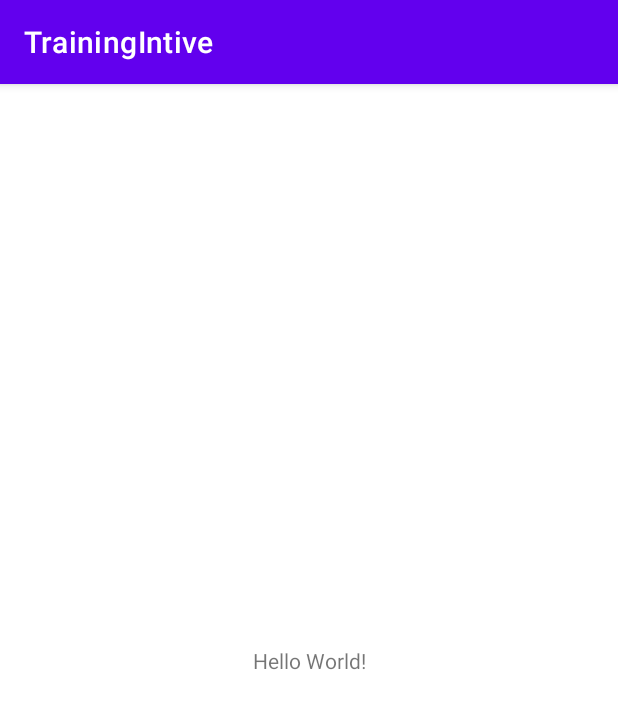
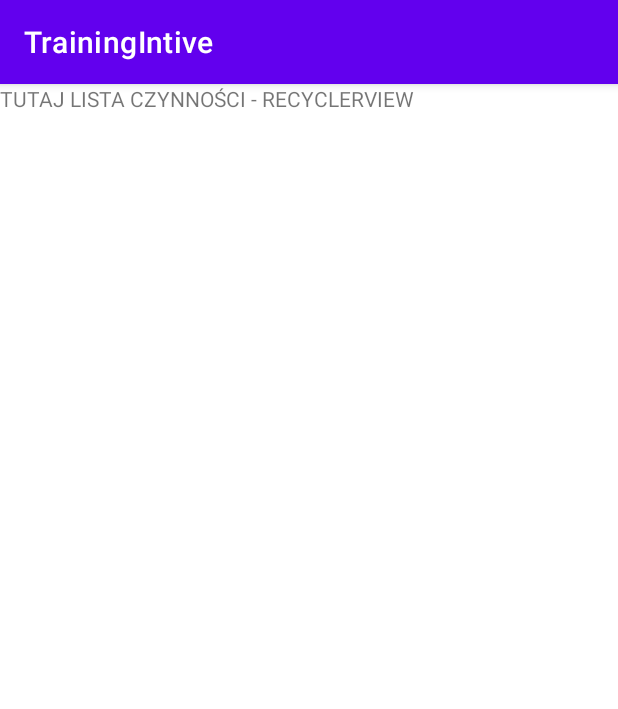
Before and after one commit to bartek977/TrainingIntive, an Android app: the screen it shows after launch (MainActivity), on a phone screen of 412 x 824 dp. Shown: the top 709 px of the screen. Run offline under Robolectric (Android 15) with nearby library versions, the phone set to English and light mode, and no system bars.

Commit message:
add fragment navigation (#2)
add fragment navigation

```diff
--- a/app/build.gradle
+++ b/app/build.gradle
@@ -32,6 +32,10 @@ android {
     }
 }
 
+ext {
+    nav_version = "2.3.5"
+}
+
 dependencies {
 
     implementation "org.jetbrains.kotlin:kotlin-stdlib:$kotlin_version"
@@ -39,6 +43,10 @@ dependencies {
     implementation 'androidx.appcompat:appcompat:1.2.0'
     implementation 'com.google.android.material:material:1.2.1'
     implementation 'androidx.constraintlayout:constraintlayout:2.0.1'
+
+    implementation "androidx.navigation:navigation-fragment-ktx:$nav_version"
+    implementation "androidx.navigation:navigation-ui-ktx:$nav_version"
+
     testImplementation 'junit:junit:4.+'
     androidTestImplementation 'androidx.test.ext:junit:1.1.2'
     androidTestImplementation 'androidx.test.espresso:espresso-core:3.3.0'
--- /dev/null
+++ b/app/src/main/java/com/example/trainingintive/ui/ActivitiesFragment.kt
@@ -0,0 +1,22 @@
+package com.example.trainingintive.ui
+
+import android.os.Bundle
+import androidx.fragment.app.Fragment
+import android.view.LayoutInflater
+import android.view.View
+import android.view.ViewGroup
+import com.example.trainingintive.R
+
+class ActivitiesFragment : Fragment() {
+
+    override fun onCreate(savedInstanceState: Bundle?) {
+        super.onCreate(savedInstanceState)
+    }
+
+    override fun onCreateView(
+        inflater: LayoutInflater,
+        container: ViewGroup?,
+        savedInstanceState: Bundle?
+    ): View? = inflater.inflate(R.layout.fragment_activities, container, false)
+
+}
--- a/app/src/main/res/layout/activity_main.xml
+++ b/app/src/main/res/layout/activity_main.xml
@@ -6,13 +6,16 @@
     android:layout_height="match_parent"
     tools:context=".MainActivity">
 
-    <TextView
-        android:layout_width="wrap_content"
-        android:layout_height="wrap_content"
-        android:text="Hello World!"
-        app:layout_constraintBottom_toBottomOf="parent"
+    <androidx.fragment.app.FragmentContainerView
+        android:id="@+id/nav_host_fragment"
+        android:name="androidx.navigation.fragment.NavHostFragment"
+        android:layout_width="0dp"
+        android:layout_height="0dp"
         app:layout_constraintLeft_toLeftOf="parent"
         app:layout_constraintRight_toRightOf="parent"
-        app:layout_constraintTop_toTopOf="parent" />
+        app:layout_constraintTop_toTopOf="parent"
+        app:layout_constraintBottom_toBottomOf="parent"
+        app:defaultNavHost="true"
+        app:navGraph="@navigation/main_nav_graph" />
 
 </androidx.constraintlayout.widget.ConstraintLayout>
--- /dev/null
+++ b/app/src/main/res/layout/fragment_activities.xml
@@ -0,0 +1,13 @@
+<?xml version="1.0" encoding="utf-8"?>
+<androidx.constraintlayout.widget.ConstraintLayout xmlns:android="http://schemas.android.com/apk/res/android"
+    xmlns:tools="http://schemas.android.com/tools"
+    android:layout_width="match_parent"
+    android:layout_height="match_parent"
+    tools:context=".ui.ActivitiesFragment">
+
+    <TextView
+        android:layout_width="match_parent"
+        android:layout_height="match_parent"
+        android:text="TUTAJ LISTA CZYNNOŚCI - RECYCLERVIEW" />
+
+</androidx.constraintlayout.widget.ConstraintLayout>
--- /dev/null
+++ b/app/src/main/res/navigation/main_nav_graph.xml
@@ -0,0 +1,13 @@
+<?xml version="1.0" encoding="utf-8"?>
+<navigation xmlns:android="http://schemas.android.com/apk/res/android"
+             xmlns:app="http://schemas.android.com/apk/res-auto"
+    xmlns:tools="http://schemas.android.com/tools"
+    android:id="@+id/nav_graph.xml"
+    app:startDestination="@id/activitiesFragment">
+
+    <fragment
+        android:id="@+id/activitiesFragment"
+        android:name="com.example.trainingintive.ui.ActivitiesFragment"
+        android:label="fragment_activities"
+        tools:layout="@layout/fragment_activities" />
+</navigation>
```
